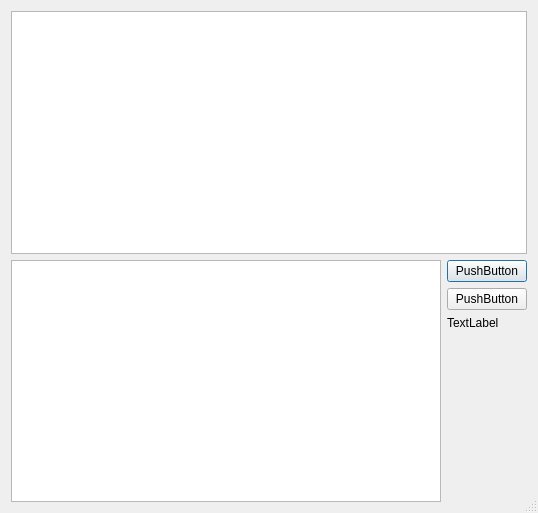
The window that ResultWindow.ui (konserw/jobshop) describes before a commit, drawn with Qt 5.
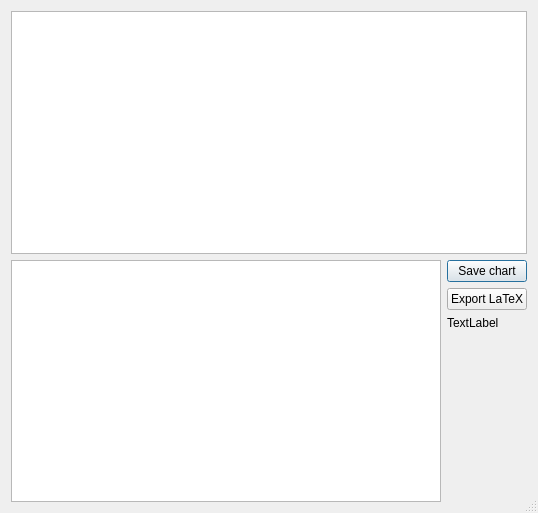
The same window after the commit.

Commit message: Further work in progress for ResultWindow

```diff
--- a/ResultWindow.ui
+++ b/ResultWindow.ui
@@ -39,14 +39,14 @@
        <item>
         <widget class="QPushButton" name="doPdf">
          <property name="text">
-          <string>PushButton</string>
+          <string>Save chart</string>
          </property>
         </widget>
        </item>
        <item>
         <widget class="QPushButton" name="doLatexu">
          <property name="text">
-          <string>PushButton</string>
+          <string>Export LaTeX</string>
          </property>
         </widget>
        </item>
```
Left out of the diff: 6 changed lines with no effect on the pictures. The commit also changes 2 other files.
